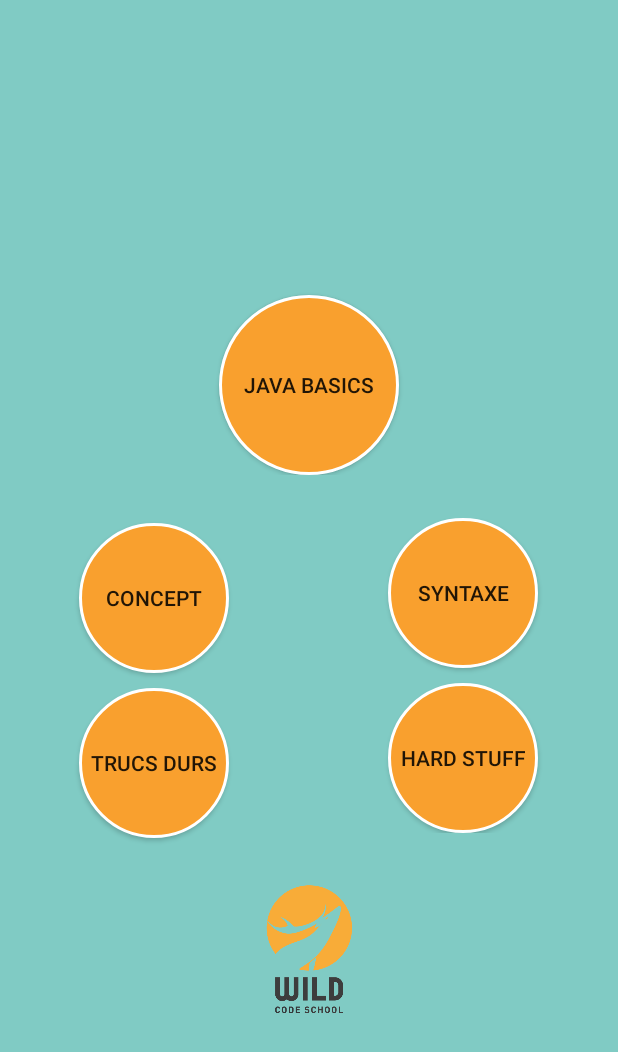
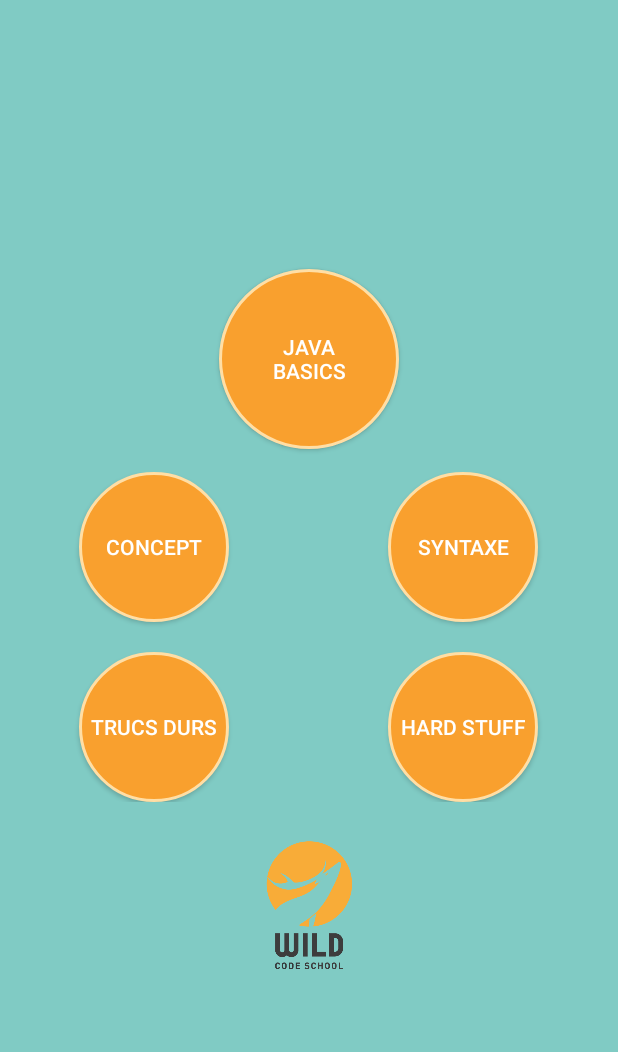
Before and after one commit to WildCodeSchool/toulouse-0916-javabien, an Android app: the screen it shows after launch (MainActivity), on a phone screen of 412 x 824 dp. Shown: the top 1052 px of the screen. Run offline under Robolectric (Android 15) with nearby library versions, the phone set to English and light mode, and no system bars.

Commit message:
modif xml main

```diff
--- a/app/src/main/res/drawable/boutonrond.xml
+++ b/app/src/main/res/drawable/boutonrond.xml
@@ -2,5 +2,5 @@
 <shape xmlns:android="http://schemas.android.com/apk/res/android"
     android:shape="oval">
     <solid android:color="#f9a02e"/>
-    <stroke android:width="2sp" android:color="#fff" />
+    <stroke android:width="2sp" android:color="#ffdea5" />
 </shape>
--- a/app/src/main/res/layout/activity_main.xml
+++ b/app/src/main/res/layout/activity_main.xml
@@ -16,11 +16,12 @@
         android:layout_width="120dp"
         android:layout_height="120dp"
         android:background="@drawable/boutonrond"
-        android:text="Java Basics"
+        android:text="Java\nBasics"
+        android:textColor="#fff"
         android:id="@+id/button"
-        android:layout_marginTop="76dp"
-        android:layout_alignParentTop="true"
-        android:layout_centerHorizontal="true" />
+        android:layout_marginTop="30dp"
+        android:layout_marginBottom="15dp"
+       />
 </LinearLayout>
     <LinearLayout
         android:layout_width="match_parent"
@@ -38,20 +39,22 @@
         android:layout_height="100dp"
         android:background="@drawable/boutonrond"
         android:text="Concept"
+        android:textColor="#fff"
         android:id="@+id/button2"
-        android:layout_marginTop="32dp"
+        android:layout_marginBottom="20dp"
         android:layout_below="@+id/button"
         android:layout_toStartOf="@+id/button"
-        android:layout_marginBottom="10dp"/>
+        />
     <Button
         android:layout_width="100dp"
         android:layout_height="100dp"
         android:background="@drawable/boutonrond"
         android:text="Trucs Durs"
+        android:textColor="#fff"
         android:id="@+id/button4"
         android:layout_above="@+id/logowild"
         android:layout_alignStart="@+id/button2"
-        android:layout_marginBottom="25dp" />
+         />
 </LinearLayout>
     <LinearLayout
         android:layout_width="0dp"
@@ -64,10 +67,11 @@
         android:layout_height="100dp"
         android:background="@drawable/boutonrond"
         android:text="Syntaxe"
-        android:layout_marginBottom="10dp"
+        android:textColor="#fff"
+        android:layout_marginBottom="20dp"
         android:id="@+id/button3"
         android:layout_alignTop="@+id/button2"
-        android:layout_toEndOf="@+id/button" />
+        android:layout_toEndOf="@+id/button"  />
 
 
     <Button
@@ -75,6 +79,7 @@
         android:layout_height="100dp"
         android:background="@drawable/boutonrond"
         android:text="Hard Stuff"
+        android:textColor="#fff"
         android:id="@+id/button5"
         android:layout_alignTop="@+id/button4"
         android:layout_alignStart="@+id/button3" />
@@ -86,9 +91,9 @@
         android:layout_height="100dp"
         android:id="@+id/logowild"
         android:src="@drawable/logowild"
+        android:layout_marginTop="20dp"
         android:layout_marginBottom="19dp"
-        android:layout_alignParentBottom="true"
-        android:layout_centerHorizontal="true" />
+        />
 
 
 </LinearLayout>
```
